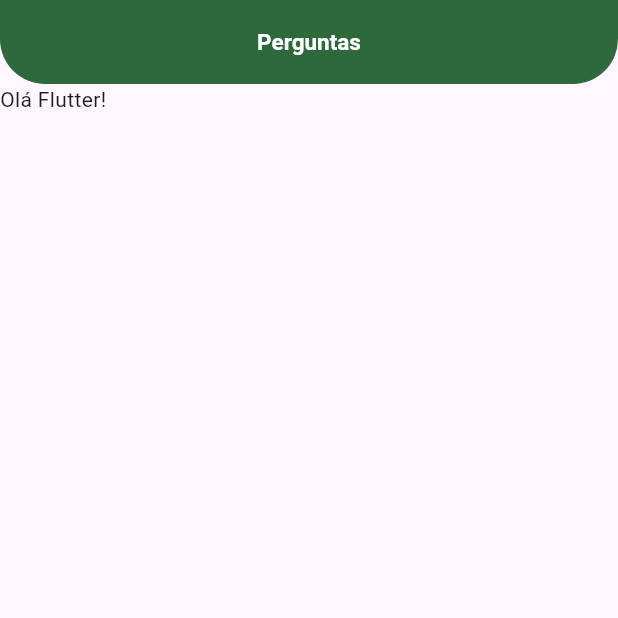
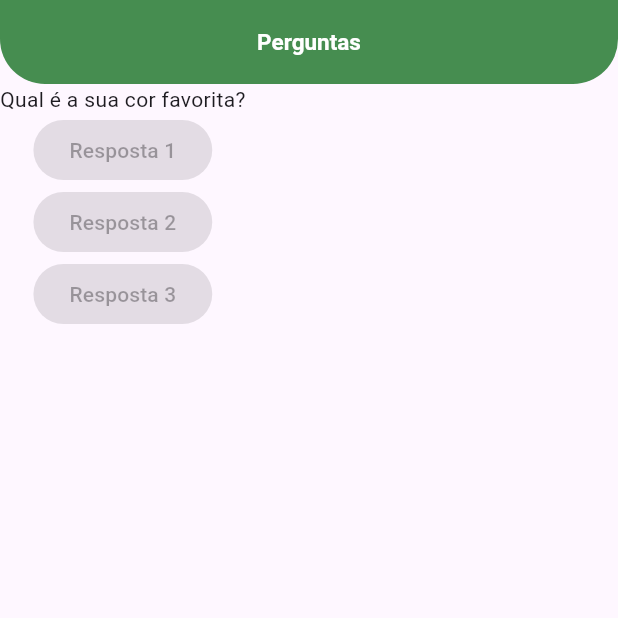
Before and after one commit to leandro91004850/curso_flutter, a Flutter app: the screen it shows after launch, on a phone screen of 412 x 824 dp, the top half of it. Run offline on Flutter 3.47's test engine with Material 3 defaults, Android fonts, the phone set to English and light mode, and no system bars.

Commit message:
Trabalhando com column e organização de widgets

```diff
--- a/lib/main.dart
+++ b/lib/main.dart
@@ -9,6 +9,12 @@ class PerguntaApp extends StatelessWidget {
 
   @override
   Widget build(BuildContext context) {
+
+    final perguntas = [
+      'Qual é a sua cor favorita?',
+      'Qual é o seu animal favorito?',
+    ];
+
     return MaterialApp(
       home: Scaffold(
         appBar: AppBar(
@@ -23,9 +29,25 @@ class PerguntaApp extends StatelessWidget {
               bottom: Radius.circular(30),
             ),
           ),
-          backgroundColor: Color.fromARGB(255, 45, 105, 60),
+          backgroundColor: Color.fromARGB(255, 70, 141, 80),
         ),
-        body: Text('Olá Flutter!'),
+        body: Column(
+          children: <Widget>[
+            Text(perguntas[0]),
+            const ElevatedButton(
+              child: Text('Resposta 1'),
+              onPressed:null
+            ),
+            const ElevatedButton(
+              child: Text('Resposta 2'),
+              onPressed:null
+            ),
+            const ElevatedButton(
+              child: Text('Resposta 3'),
+              onPressed:null
+            ),
+          ],
+        ),
       ),
     );
   }
```
